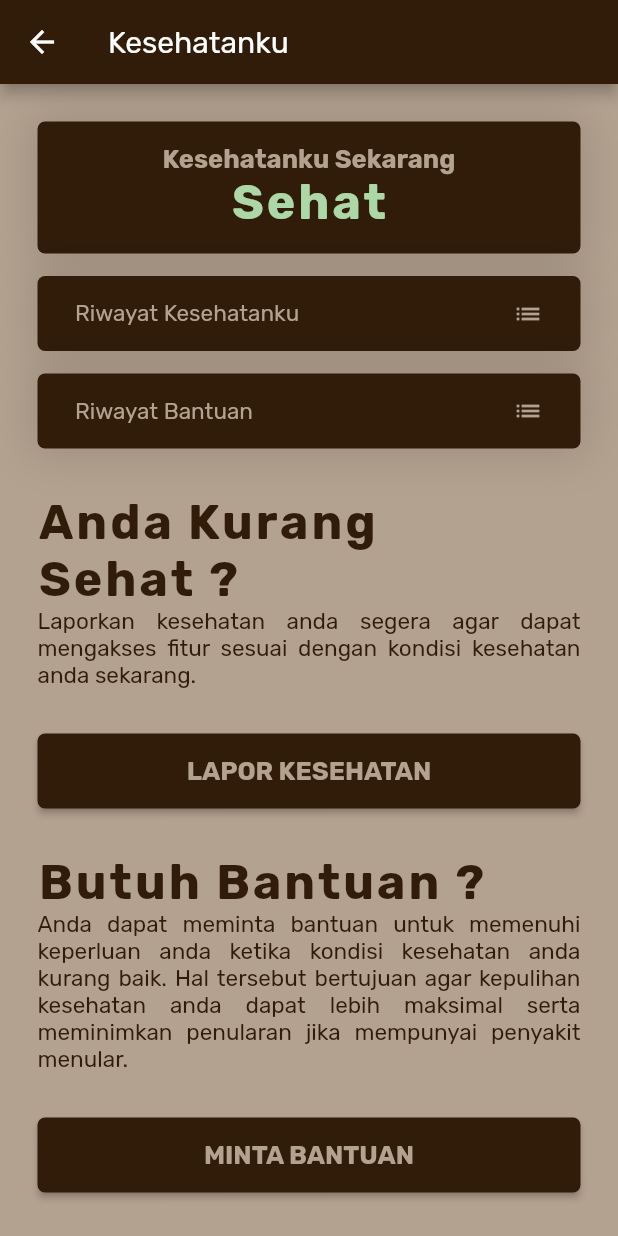
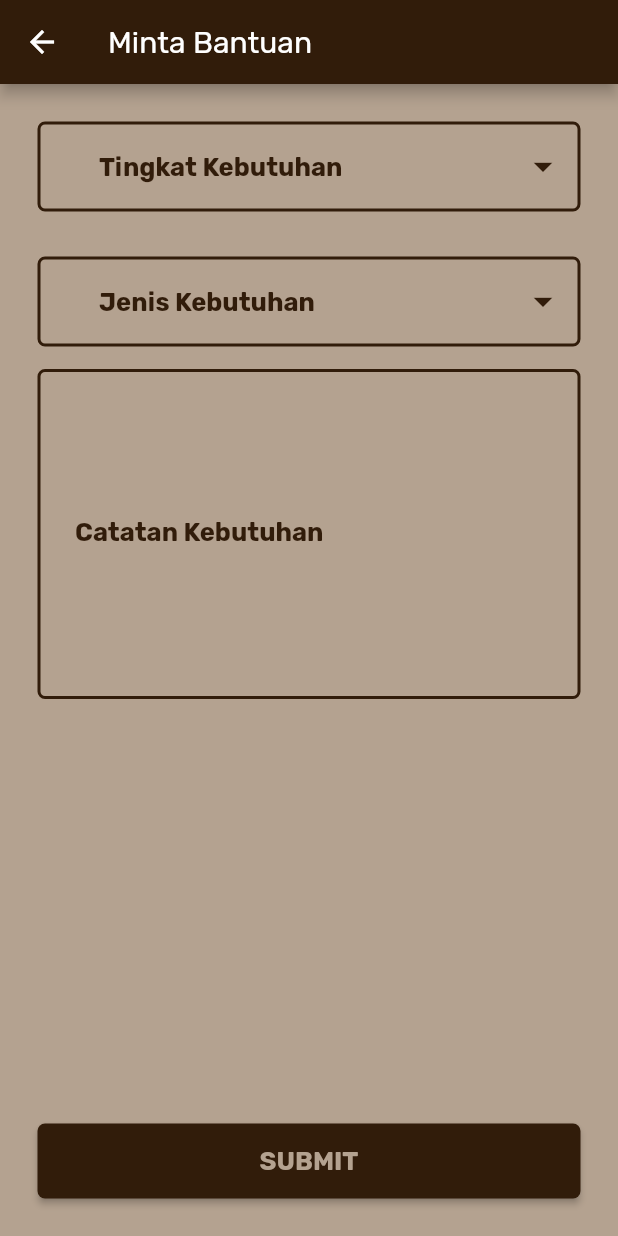
Before and after one commit to Smart-RT/SmartRT-mobile, a Flutter app: the KesehatankuPage screen opened directly, after a tap on "MINTA BANTUAN", on a phone screen of 412 x 824 dp. Run offline on Flutter 3.47's test engine with Material 2 defaults, Android fonts, the light colour scheme and no system bars; our stand-ins replace date_time_picker, dio, dropdown_button2, firebase_auth, firebase_core, flutter_secure_storage and 3 more; accounts and stored records are empty.

Commit message:
Form Minta Bantuan UI

```diff
--- a/lib/routes/routes.dart
+++ b/lib/routes/routes.dart
@@ -15,6 +15,7 @@ import 'package:smart_rt/screens/public_screens/janji_temu/list_janji_temu_page.
 import 'package:smart_rt/screens/public_screens/kesehatan/detail_riwayat_bantuan_page.dart';
 import 'package:smart_rt/screens/public_screens/kesehatan/form_lapor_kesehatan_page_1.dart';
 import 'package:smart_rt/screens/public_screens/kesehatan/form_lapor_kesehatan_page_2.dart';
+import 'package:smart_rt/screens/public_screens/kesehatan/form_minta_bantuan_page.dart';
 import 'package:smart_rt/screens/public_screens/kesehatan/kesehatanku_page.dart';
 import 'package:smart_rt/screens/public_screens/kesehatan/riwayat_bantuan_page.dart';
 import 'package:smart_rt/screens/public_screens/kesehatan/riwayat_kesehatanku_page.dart';
@@ -115,6 +116,10 @@ class Routes {
         return MaterialPageRoute(builder: (context) {
           return const FormLaporKesehatanPage2();
         });
+      case FormMintaBantuanPage.id:
+        return MaterialPageRoute(builder: (context) {
+          return const FormMintaBantuanPage();
+        });
       case TestScreen.id:
         return MaterialPageRoute(builder: (context) {
           return const TestScreen();
--- a/lib/screens/public_screens/kesehatan/form_lapor_kesehatan_page_1.dart
+++ b/lib/screens/public_screens/kesehatan/form_lapor_kesehatan_page_1.dart
@@ -84,7 +84,7 @@ class _FormLaporKesehatanPage1State extends State<FormLaporKesehatanPage1> {
                       .toList(),
                   validator: (value) {
                     if (value == null) {
-                      return 'Jenis Kelamin tidak boleh kosong';
+                      return 'Tidak boleh kosong';
                     }
                   },
                   onChanged: (value) {
--- a/lib/screens/public_screens/kesehatan/form_lapor_kesehatan_page_2.dart
+++ b/lib/screens/public_screens/kesehatan/form_lapor_kesehatan_page_2.dart
@@ -83,7 +83,7 @@ class _FormLaporKesehatanPage2State extends State<FormLaporKesehatanPage2> {
                       .toList(),
                   validator: (value) {
                     if (value == null) {
-                      return 'Jenis Kelamin tidak boleh kosong';
+                      return 'Tidak boleh kosong';
                     }
                   },
                   onChanged: (value) {
--- /dev/null
+++ b/lib/screens/public_screens/kesehatan/form_minta_bantuan_page.dart
@@ -0,0 +1,174 @@
+import 'package:dropdown_button2/dropdown_button2.dart';
+import 'package:flutter/material.dart';
+import 'package:flutter/src/foundation/key.dart';
+import 'package:flutter/src/widgets/framework.dart';
+import 'package:smart_rt/constants/colors.dart';
+import 'package:smart_rt/constants/size.dart';
+import 'package:smart_rt/constants/style.dart';
+import 'package:smart_rt/screens/guest_screens/daftar_ketua/daftar_ketua_form_page_2.dart';
+
+class FormMintaBantuanPage extends StatefulWidget {
+  static const String id = 'FormMintaBantuanPage';
+  const FormMintaBantuanPage({Key? key}) : super(key: key);
+
+  @override
+  State<FormMintaBantuanPage> createState() => _FormMintaBantuanPageState();
+}
+
+class _FormMintaBantuanPageState extends State<FormMintaBantuanPage> {
+  String _TingkatKebutuhanSelectedItem = '';
+  final List<String> _TingkatKebutuhanItems = [
+    'Genting / Butuh Secepatnya',
+    'Santai / Tidak Butuh Cepat',
+  ];
+   String _JenisKebutuhanSelectedItem = '';
+  final List<String> _JenisKebutuhanItems = [
+    'Obat-obatan',
+    'Kebutuhan Pangan',
+    'Lainnya'
+  ];
+  @override
+  Widget build(BuildContext context) {
+    return Scaffold(
+      appBar: AppBar(
+        title: Text('Minta Bantuan'),
+      ),
+      body: Padding(
+        padding: paddingScreen,
+        child: Column(
+          mainAxisAlignment: MainAxisAlignment.spaceBetween,
+          children: [
+            Column(
+              crossAxisAlignment: CrossAxisAlignment.start,
+              children: [
+                DropdownButtonFormField2(
+                  style: smartRTTextNormal_Primary,
+                  decoration: InputDecoration(
+                    isDense: true,
+                    contentPadding: EdgeInsets.zero,
+                    border: OutlineInputBorder(
+                      borderRadius: BorderRadius.circular(15),
+                    ),
+                  ),
+                  isExpanded: true,
+                  hint: Text(
+                    'Tingkat Kebutuhan',
+                    style: smartRTTextLargeBold_Primary,
+                  ),
+                  icon: Icon(
+                    Icons.arrow_drop_down,
+                    color: smartRTPrimaryColor,
+                  ),
+                  iconSize: 30,
+                  buttonHeight: 60,
+                  buttonPadding: const EdgeInsets.only(left: 25, right: 10),
+                  dropdownDecoration: BoxDecoration(
+                    borderRadius: BorderRadius.circular(5),
+                  ),
+                  items: _TingkatKebutuhanItems
+                      .map((item) => DropdownMenuItem<String>(
+                            value: item,
+                            child: Text(
+                              item,
+                              style: smartRTTextNormal_Primary,
+                            ),
+                          ))
+                      .toList(),
+                  validator: (value) {
+                    if (value == null) {
+                      return 'Tingkat Kebutuhan tidak boleh kosong';
+                    }
+                  },
+                  onChanged: (value) {
+                    setState(() {
+                      _TingkatKebutuhanSelectedItem = value.toString();
+
+                    });
+                  },
+                  onSaved: (value) {
+                    _TingkatKebutuhanSelectedItem = value.toString();
+                  },
+                ),
+                SB_height30,
+                DropdownButtonFormField2(
+                  style: smartRTTextNormal_Primary,
+                  decoration: InputDecoration(
+                    isDense: true,
+                    contentPadding: EdgeInsets.zero,
+                    border: OutlineInputBorder(
+                      borderRadius: BorderRadius.circular(15),
+                    ),
+                  ),
+                  isExpanded: true,
+                  hint: Text(
+                    'Jenis Kebutuhan',
+                    style: smartRTTextLargeBold_Primary,
+                  ),
+                  icon: Icon(
+                    Icons.arrow_drop_down,
+                    color: smartRTPrimaryColor,
+                  ),
+                  iconSize: 30,
+                  buttonHeight: 60,
+                  buttonPadding: const EdgeInsets.only(left: 25, right: 10),
+                  dropdownDecoration: BoxDecoration(
+                    borderRadius: BorderRadius.circular(5),
+                  ),
+                  items: _JenisKebutuhanItems
+                      .map((item) => DropdownMenuItem<String>(
+                            value: item,
+                            child: Text(
+                              item,
+                              style: smartRTTextNormal_Primary,
+                            ),
+                          ))
+                      .toList(),
+                  validator: (value) {
+                    if (value == null) {
+                      return 'Jenis Kebutuhan tidak boleh kosong';
+                    }
+                  },
+                  onChanged: (value) {
+                    setState(() {
+                      _JenisKebutuhanSelectedItem = value.toString();
+
+                    });
+                  },
+                  onSaved: (value) {
+                    _JenisKebutuhanSelectedItem = value.toString();
+                  },
+                ),
+                SB_height15,
+                TextFormField(
+                  autocorrect: false,
+                  style: smartRTTextNormal_Primary,
+                  decoration: const InputDecoration(
+                    labelText: 'Catatan Kebutuhan',
+                  ),
+                  maxLines: 10,
+                  validator: (value) {
+                    if (value == null || value.isEmpty) {
+                      return 'Catatan Kebutuhan tidak boleh kosong';
+                    }
+                  },
+                ),
+              ],
+            ),
+            Container(
+              width: double.infinity,
+              child: ElevatedButton(
+                onPressed: () {
+                  /** */
+                },
+                child: Text(
+                  'SUBMIT',
+                  style: smartRTTextLargeBold_Secondary,
+                ),
+              ),
+            ),
+          ],
+        ),
+      ),
+    );
+  }
+}
--- a/lib/screens/public_screens/kesehatan/kesehatanku_page.dart
+++ b/lib/screens/public_screens/kesehatan/kesehatanku_page.dart
@@ -4,7 +4,8 @@ import 'package:flutter/src/widgets/framework.dart';
 import 'package:smart_rt/constants/colors.dart';
 import 'package:smart_rt/constants/size.dart';
 import 'package:smart_rt/constants/style.dart';
-import 'package:smart_rt/screens/public_screens/kesehatan/form_lapor_kesehatan_page.dart';
+import 'package:smart_rt/screens/public_screens/kesehatan/form_lapor_kesehatan_page_1.dart';
+import 'package:smart_rt/screens/public_screens/kesehatan/form_minta_bantuan_page.dart';
 import 'package:smart_rt/screens/public_screens/kesehatan/riwayat_bantuan_page.dart';
 import 'package:smart_rt/screens/public_screens/kesehatan/riwayat_kesehatanku_page.dart';
 
@@ -157,7 +158,7 @@ class _KesehatankuPageState extends State<KesehatankuPage> {
               width: double.infinity,
               child: ElevatedButton(
                 onPressed: () {
-                  /**.... */
+                  Navigator.pushNamed(context, FormMintaBantuanPage.id);
                 },
                 child: Text(
                   'MINTA BANTUAN',
```
